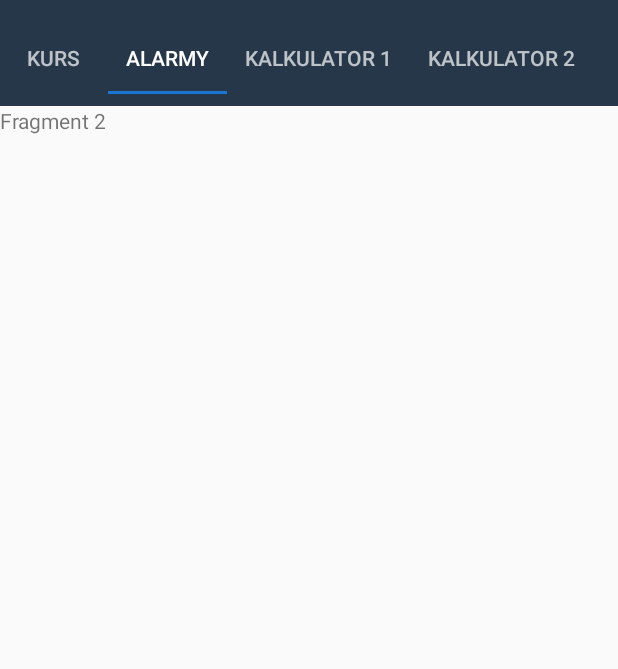
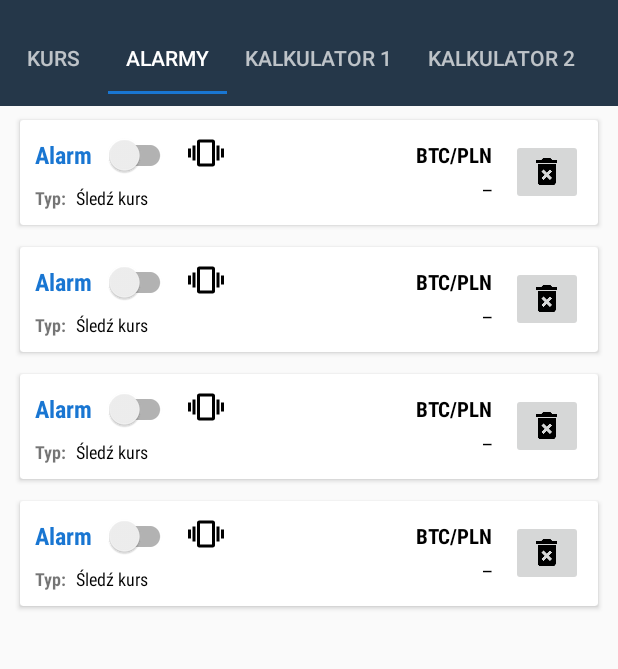
Before and after one commit to zemlarafal97/BitbayAlarm, an Android app: the screen it shows after launch (MainActivity), tab 2 chosen, on a phone screen of 412 x 824 dp, the part 62-731 px from its top. Run offline under Robolectric (Android 15) with nearby library versions, the phone set to English and light mode, and no system bars; our stand-ins replace Volley; network calls fail.

Commit message:
Alarms view and adapter implemented

```diff
--- /dev/null
+++ b/app/src/main/java/pl/rzemla/bitbayalarm/adapters/AlarmsAdapter.java
@@ -0,0 +1,50 @@
+package pl.rzemla.bitbayalarm.adapters;
+
+import android.content.Context;
+import android.support.annotation.NonNull;
+import android.support.v7.widget.RecyclerView;
+import android.view.LayoutInflater;
+import android.view.View;
+import android.view.ViewGroup;
+
+import com.example.bitbayalarm.R;
+
+import java.util.List;
+
+import pl.rzemla.bitbayalarm.other.Alarm;
+
+public class AlarmsAdapter extends RecyclerView.Adapter<AlarmsAdapter.MyViewHolder> {
+    private Context mContext;
+    private List<Alarm> alarmList;
+
+    public static class MyViewHolder extends RecyclerView.ViewHolder {
+
+        public MyViewHolder(View view) {
+            super(view);
+        }
+    }
+
+
+    public AlarmsAdapter(Context mContext, List<Alarm> alarmList) {
+        this.mContext = mContext;
+        this.alarmList = alarmList;
+    }
+
+
+    @NonNull
+    @Override
+    public AlarmsAdapter.MyViewHolder onCreateViewHolder(@NonNull ViewGroup parent, int viewType) {
+        View view = LayoutInflater.from(parent.getContext()).inflate(R.layout.alarm_card, parent, false);
+        return new MyViewHolder(view);
+    }
+
+    @Override
+    public void onBindViewHolder(@NonNull AlarmsAdapter.MyViewHolder myViewHolder, int i) {
+
+    }
+
+    @Override
+    public int getItemCount() {
+        return alarmList.size();
+    }
+}
--- a/app/src/main/java/pl/rzemla/bitbayalarm/adapters/CryptocurrenciesAdapter.java
+++ b/app/src/main/java/pl/rzemla/bitbayalarm/adapters/CryptocurrenciesAdapter.java
@@ -47,8 +47,6 @@ public class CryptocurrenciesAdapter extends RecyclerView.Adapter<Cryptocurrenci
     @Override
     public CryptocurrenciesAdapter.MyViewHolder onCreateViewHolder(@NonNull ViewGroup parent, int viewType) {
         View v = LayoutInflater.from(parent.getContext()).inflate(R.layout.cryptocurrency_row, parent, false);
-
-
         return new MyViewHolder(v);
 
     }
--- /dev/null
+++ b/app/src/main/java/pl/rzemla/bitbayalarm/enums/AlarmMode.java
@@ -0,0 +1,7 @@
+package pl.rzemla.bitbayalarm.enums;
+
+public enum AlarmMode {
+    RISE_ABOVE,
+    FALL_BELOW,
+    TRACK_RATE
+}
--- a/app/src/main/java/pl/rzemla/bitbayalarm/fragments/Tab1ExchangeRate.java
+++ b/app/src/main/java/pl/rzemla/bitbayalarm/fragments/Tab1ExchangeRate.java
@@ -8,9 +8,11 @@ import android.view.LayoutInflater;
 import android.view.View;
 import android.view.ViewGroup;
 import android.widget.Button;
+import android.widget.LinearLayout;
 import android.widget.TextView;
 
 import pl.rzemla.bitbayalarm.BitbayRequest;
+import pl.rzemla.bitbayalarm.Resources;
 import pl.rzemla.bitbayalarm.interfaces.AdapterClicker;
 import pl.rzemla.bitbayalarm.interfaces.ServerCallback;
 import pl.rzemla.bitbayalarm.VolleySingleton;
@@ -23,9 +25,12 @@ import pl.rzemla.bitbayalarm.other.Bitbay;
 import pl.rzemla.bitbayalarm.other.Cryptocurrency;
 
 import java.text.DateFormat;
+import java.text.DecimalFormat;
+import java.text.DecimalFormatSymbols;
 import java.text.SimpleDateFormat;
 import java.util.Calendar;
 import java.util.LinkedList;
+import java.util.Locale;
 
 
 public class Tab1ExchangeRate extends Fragment {
@@ -42,6 +47,19 @@ public class Tab1ExchangeRate extends Fragment {
     private TextView refreshTimeValueTV;
     private TextView exchangeDescrTV;
 
+    private LinearLayout plnLayout;
+    private LinearLayout eurLayout;
+    private LinearLayout usdLayout;
+    private LinearLayout btc2Layout;
+    private TextView plnTV;
+    private TextView usdTV;
+    private TextView eurTV;
+    private TextView btc2TV;
+
+    private String currentCryptocurrency = "BTC";
+    private String currentCurrency = "PLN";
+
+
     private RequestQueue mQueue;
 
     @Override
@@ -54,29 +72,27 @@ public class Tab1ExchangeRate extends Fragment {
 
         mQueue = VolleySingleton.getInstance(getActivity()).getRequestQueue();
 
-        refreshBtt.setOnClickListener(new View.OnClickListener() {
-            @Override
-            public void onClick(View v) {
+        setViewElementsClickListeners();
 
-                BitbayRequest.makeBitbayTickerRequest(mQueue, "BTC", "PLN", new ServerCallback() {
-
-                    @Override
-                    public void onSuccess(Bitbay bitbay) {
-                        lastValueTV.setText(String.valueOf(bitbay.getLast()));
-                        minValueTV.setText(String.valueOf(bitbay.getMin24h()));
-                        maxValueTV.setText(String.valueOf(bitbay.getMax24h()));
-                        volumeValueTV.setText(String.valueOf(bitbay.getVolume()));
-                        DateFormat dateFormat = new SimpleDateFormat("dd-MM-yyyy, HH:mm:ss");
-                        String date = dateFormat.format(Calendar.getInstance().getTime());
-                        refreshTimeValueTV.setText(date);
-
-                    }
-                });
+        switch (currentCurrency) {
+            case "PLN":
+                setCurrencyClicked(plnTV);
+                break;
+            case "USD":
+                setCurrencyClicked(usdTV);
+                break;
+            case "BTC":
+                setCurrencyClicked(btc2TV);
+                break;
+            case "EUR":
+                setCurrencyClicked(eurTV);
+                break;
+            default:
+                setCurrencyClicked(plnTV);
+        }
 
 
-            }
-        });
-
+        updateRatesViews();
 
         return rootView;
     }
@@ -89,6 +105,14 @@ public class Tab1ExchangeRate extends Fragment {
         minValueTV = rootView.findViewById(R.id.minValueTV);
         refreshTimeValueTV = rootView.findViewById(R.id.refreshTimeValueTV);
         exchangeDescrTV = rootView.findViewById(R.id.exchangeDescrTV);
+        plnLayout = rootView.findViewById(R.id.pln_layout);
+        eurLayout = rootView.findViewById(R.id.eur_layout);
+        usdLayout = rootView.findViewById(R.id.usd_layout);
+        btc2Layout = rootView.findViewById(R.id.btc_layout2);
+        plnTV = rootView.findViewById(R.id.plnTextView);
+        usdTV = rootView.findViewById(R.id.usdTextView);
+        eurTV = rootView.findViewById(R.id.eurTextView);
+        btc2TV = rootView.findViewById(R.id.btc2TextView);
     }
 
     private void initializeCryptocurrenciesRecyclerView(View rootView) {
@@ -116,12 +140,106 @@ public class Tab1ExchangeRate extends Fragment {
 
         mAdapter = new CryptocurrenciesAdapter(cryptocurrencyList, getActivity(), new AdapterClicker() {
             @Override
-            public void onClick(String cryptoname) {
-                System.out.println(cryptoname);
+            public void onClick(String cryptocurrency) {
+                currentCryptocurrency = cryptocurrency;
+                updateRatesViews();
             }
         });
         recyclerView.setAdapter(mAdapter);
     }
 
+    private void setViewElementsClickListeners() {
+        refreshBtt.setOnClickListener(new View.OnClickListener() {
+            @Override
+            public void onClick(View v) {
+                updateRatesViews();
+            }
+        });
+
+        plnLayout.setOnClickListener(new View.OnClickListener() {
+            @Override
+            public void onClick(View v) {
+                unclickCurrenciesLayouts();
+                setCurrencyClicked(plnTV);
+                currentCurrency = "PLN";
+            }
+        });
+
+        usdLayout.setOnClickListener(new View.OnClickListener() {
+            @Override
+            public void onClick(View v) {
+                unclickCurrenciesLayouts();
+                setCurrencyClicked(usdTV);
+                currentCurrency = "USD";
+            }
+        });
+
+        eurLayout.setOnClickListener(new View.OnClickListener() {
+            @Override
+            public void onClick(View v) {
+                unclickCurrenciesLayouts();
+                setCurrencyClicked(eurTV);
+                currentCurrency = "EUR";
+            }
+        });
+
+        btc2Layout.setOnClickListener(new View.OnClickListener() {
+            @Override
+            public void onClick(View v) {
+                unclickCurrenciesLayouts();
+                setCurrencyClicked(btc2TV);
+                currentCurrency = "BTC";
+            }
+        });
+    }
+
+    private void updateRatesViews() {
+        if (currentCurrency != currentCryptocurrency) {
+            BitbayRequest.makeBitbayTickerRequest(mQueue, currentCryptocurrency, currentCurrency, new ServerCallback() {
+
+                @Override
+                public void onSuccess(Bitbay bitbay) {
+                    String currencySymbol = Resources.getCurrencySymbol(currentCurrency);
+                    DecimalFormat df = new DecimalFormat("0.00", new DecimalFormatSymbols(Locale.US));
+                    df.setMaximumFractionDigits(10);
+
+                    lastValueTV.setText(String.valueOf(df.format(bitbay.getLast()) + currencySymbol));
+                    maxValueTV.setText(String.valueOf(df.format(bitbay.getMax24h()) + currencySymbol));
+                    minValueTV.setText(String.valueOf(df.format(bitbay.getMin24h()) + currencySymbol));
+                    df.setMaximumFractionDigits(4);
+                    volumeValueTV.setText(String.valueOf(df.format(bitbay.getVolume())));
+                    DateFormat dateFormat = new SimpleDateFormat("dd-MM-yyyy, HH:mm:ss");
+                    String date = dateFormat.format(Calendar.getInstance().getTime());
+                    refreshTimeValueTV.setText(date);
+
+                    String stringBuilder = getString(R.string.Exchange_rate) +
+                            " " +
+                            currentCryptocurrency +
+                            " " +
+                            getString(R.string.dash) +
+                            " " +
+                            currentCurrency;
+                    exchangeDescrTV.setText(stringBuilder);
+
+
+                }
+            });
+        }
+    }
+
+    private void unclickCurrenciesLayouts() {
+        double dpToPx = getActivity().getResources().getDisplayMetrics().density;
+        plnTV.setPadding(0, 0, 0, (int) (dpToPx * 6));
+        usdTV.setPadding(0, 0, 0, (int) (dpToPx * 6));
+        eurTV.setPadding(0, 0, 0, (int) (dpToPx * 6));
+        btc2TV.setPadding(0, 0, 0, (int) (dpToPx * 6));
+    }
+
+    private void setCurrencyClicked(View view) {
+        double dpToPx = getActivity().getResources().getDisplayMetrics().density;
+        view.setPadding(0, 0, 0, (int) (dpToPx * 18));
+        updateRatesViews();
+    }
+
 
 }
--- a/app/src/main/java/pl/rzemla/bitbayalarm/fragments/Tab2Alarms.java
+++ b/app/src/main/java/pl/rzemla/bitbayalarm/fragments/Tab2Alarms.java
@@ -2,14 +2,29 @@ package pl.rzemla.bitbayalarm.fragments;
 
 import android.os.Bundle;
 import android.support.v4.app.Fragment;
+import android.support.v7.widget.LinearLayoutManager;
+import android.support.v7.widget.RecyclerView;
 import android.view.LayoutInflater;
 import android.view.View;
 import android.view.ViewGroup;
 
 import com.example.bitbayalarm.R;
 
+import java.util.ArrayList;
+import java.util.List;
+
+import pl.rzemla.bitbayalarm.adapters.AlarmsAdapter;
+import pl.rzemla.bitbayalarm.enums.AlarmMode;
+import pl.rzemla.bitbayalarm.other.Alarm;
+
 
 public class Tab2Alarms extends Fragment {
+
+    private RecyclerView recyclerView;
+    private AlarmsAdapter alarmsAdapter;
+    private LinearLayoutManager layoutManager;
+    private List<Alarm> alarmList;
+
 
 
     @Override
@@ -17,9 +32,26 @@ public class Tab2Alarms extends Fragment {
                              Bundle savedInstanceState) {
         View rootView = inflater.inflate(R.layout.fragment_tab2, container, false);
 
+        alarmList = new ArrayList<>();
+        alarmList.add(new Alarm("PLN","BTC",false,0,null, AlarmMode.FALL_BELOW));
+        alarmList.add(new Alarm("PLN","BTC",false,0,null, AlarmMode.FALL_BELOW));
+        alarmList.add(new Alarm("PLN","BTC",false,0,null, AlarmMode.FALL_BELOW));
+        alarmList.add(new Alarm("PLN","BTC",false,0,null, AlarmMode.FALL_BELOW));
+
+        initializeRecyclerView(rootView);
 
         return rootView;
     }
 
 
+
+    private void initializeRecyclerView(View view) {
+        recyclerView = view.findViewById(R.id.alarms_recycler_view);
+        alarmsAdapter = new AlarmsAdapter(getActivity(),alarmList);
+        layoutManager = new LinearLayoutManager(getActivity());
+        recyclerView.setLayoutManager(layoutManager);
+        recyclerView.setAdapter(alarmsAdapter);
+    }
+
+
 }
--- a/app/src/main/java/pl/rzemla/bitbayalarm/interfaces/AdapterClicker.java
+++ b/app/src/main/java/pl/rzemla/bitbayalarm/interfaces/AdapterClicker.java
@@ -2,5 +2,5 @@ package pl.rzemla.bitbayalarm.interfaces;
 
 
 public interface AdapterClicker {
-    void onClick(String cryptoname);
+    void onClick(String cryptocurrency);
 }
--- /dev/null
+++ b/app/src/main/java/pl/rzemla/bitbayalarm/other/Alarm.java
@@ -0,0 +1,69 @@
+package pl.rzemla.bitbayalarm.other;
+
+import pl.rzemla.bitbayalarm.enums.AlarmMode;
+
+public class Alarm {
+    private String currency;
+    private String cryptoCurrency;
+    private boolean running;
+    private double value;
+    private Song song;
+    private AlarmMode alarmMode;
+
+    public Alarm(String currency, String cryptoCurrency, boolean running, double value, Song song, AlarmMode alarmMode) {
+        this.currency = currency;
+        this.cryptoCurrency = cryptoCurrency;
+        this.running = running;
+        this.value = value;
+        this.song = song;
+        this.alarmMode = alarmMode;
+    }
+
+    public String getCurrency() {
+        return currency;
+    }
+
+    public void setCurrency(String currency) {
+        this.currency = currency;
+    }
+
+    public String getCryptoCurrency() {
+        return cryptoCurrency;
+    }
+
+    public void setCryptoCurrency(String cryptoCurrency) {
+        this.cryptoCurrency = cryptoCurrency;
+    }
+
+    public boolean isRunning() {
+        return running;
+    }
+
+    public void setRunning(boolean running) {
+        this.running = running;
+    }
+
+    public double getValue() {
+        return value;
+    }
+
+    public void setValue(double value) {
+        this.value = value;
+    }
+
+    public Song getSong() {
+        return song;
+    }
+
+    public void setSong(Song song) {
+        this.song = song;
+    }
+
+    public AlarmMode getAlarmMode() {
+        return alarmMode;
+    }
+
+    public void setAlarmMode(AlarmMode alarmMode) {
+        this.alarmMode = alarmMode;
+    }
+}
--- /dev/null
+++ b/app/src/main/res/layout/alarm_card.xml
@@ -0,0 +1,134 @@
+<?xml version="1.0" encoding="utf-8"?>
+
+<LinearLayout xmlns:android="http://schemas.android.com/apk/res/android"
+    xmlns:card_view="http://schemas.android.com/apk/res-auto"
+    android:layout_width="match_parent"
+    android:layout_height="wrap_content"
+    android:layout_marginLeft="8dp"
+    android:layout_marginTop="4dp"
+    android:layout_marginRight="8dp"
+    android:background="?android:attr/selectableItemBackground"
+    android:clickable="true"
+    android:focusable="true">
+
+    <android.support.v7.widget.CardView
+        android:id="@+id/card_view1"
+        android:layout_width="match_parent"
+        android:layout_height="wrap_content"
+        android:layout_gravity="center"
+        android:layout_margin="5dp"
+        card_view:cardCornerRadius="2dp">
+
+        <RelativeLayout
+            android:layout_width="match_parent"
+            android:layout_height="match_parent"
+            android:padding="10dp">
+
+            <LinearLayout
+                android:id="@+id/alarm_linear_layout"
+                android:layout_width="wrap_content"
+                android:layout_height="wrap_content"
+                android:orientation="horizontal">
+
+                <TextView
+                    android:id="@+id/alarmTV"
+                    android:layout_width="wrap_content"
+                    android:layout_height="wrap_content"
+                    android:fontFamily="sans-serif-condensed"
+                    android:text="@string/Alarm_title"
+                    android:textColor="@color/colorAccent"
+                    android:textSize="16sp"
+                    android:textStyle="bold" />
+
+                <android.support.v7.widget.SwitchCompat
+                    android:id="@+id/alarmSwitch"
+                    android:layout_width="wrap_content"
+                    android:layout_height="wrap_content"
+                    android:paddingLeft="8dp" />
+
+                <ImageView
+                    android:id="@+id/vibrationImageView"
+                    android:layout_width="wrap_content"
+                    android:layout_height="wrap_content"
+                    android:paddingLeft="8dp"
+                    android:src="@drawable/ic_vibration_black_24dp" />
+            </LinearLayout>
+
+            <LinearLayout
+                android:layout_width="wrap_content"
+                android:layout_height="wrap_content"
+                android:layout_centerVertical="true"
+                android:layout_marginEnd="12dp"
+                android:layout_marginRight="12dp"
+                android:layout_toStartOf="@id/imageButtonDelete"
+                android:layout_toLeftOf="@+id/imageButtonDelete"
+                android:orientation="vertical">
+
+                <TextView
+                    android:id="@+id/currenciesTV"
+                    android:layout_width="wrap_content"
+                    android:layout_height="wrap_content"
+                    android:fontFamily="sans-serif-condensed"
+                    android:paddingBottom="4dp"
+                    android:text="BTC/PLN"
+                    android:textColor="@android:color/black"
+                    android:textSize="14sp"
+                    android:textStyle="bold" />
+
+                <TextView
+                    android:id="@+id/valueTV"
+                    android:layout_width="wrap_content"
+                    android:layout_height="wrap_content"
+                    android:layout_gravity="right"
+                    android:fontFamily="sans-serif-condensed"
+                    android:text="@string/dash"
+                    android:textColor="@android:color/black"
+                    android:textSize="14sp" />
+
+            </LinearLayout>
+
+
+            <LinearLayout
+                android:layout_width="wrap_content"
+                android:layout_height="wrap_content"
+                android:layout_below="@id/alarm_linear_layout"
+                android:orientation="horizontal"
+                android:paddingTop="6dp">
+
+                <TextView
+                    android:id="@+id/alarmTypeTV"
+                    android:layout_width="wrap_content"
+                    android:layout_height="wrap_content"
+                    android:fontFamily="sans-serif-condensed"
+                    android:text="@string/Type"
+                    android:textSize="12sp"
+                    android:textStyle="bold" />
+
+                <TextView
+                    android:id="@+id/alarmTypeValueTV"
+                    android:layout_width="wrap_content"
+                    android:layout_height="wrap_content"
+                    android:layout_marginStart="6dp"
+                    android:layout_marginLeft="6dp"
+                    android:fontFamily="sans-serif-condensed"
+                    android:text="Śledź kurs"
+                    android:textColor="@android:color/black"
+                    android:textSize="12sp" />
+
+
+            </LinearLayout>
+
+
+            <ImageButton
+                android:id="@+id/imageButtonDelete"
+                android:layout_width="wrap_content"
+                android:layout_height="wrap_content"
+                android:layout_alignParentEnd="true"
+                android:layout_alignParentRight="true"
+                android:layout_centerVertical="true"
+                android:src="@drawable/ic_delete_forever_black_24dp" />
+
+        </RelativeLayout>
+
+    </android.support.v7.widget.CardView>
+</LinearLayout>
--- a/app/src/main/res/layout/fragment_tab2.xml
+++ b/app/src/main/res/layout/fragment_tab2.xml
@@ -1,9 +1,15 @@
 <?xml version="1.0" encoding="utf-8"?>
-<RelativeLayout xmlns:android="http://schemas.android.com/apk/res/android"
-    android:orientation="vertical" android:layout_width="match_parent"
-    android:layout_height="match_parent">
-    <TextView
+<LinearLayout xmlns:android="http://schemas.android.com/apk/res/android"
+    android:layout_width="match_parent"
+    android:layout_height="match_parent"
+    android:orientation="vertical">
+
+    <android.support.v7.widget.RecyclerView
+        android:id="@+id/alarms_recycler_view"
         android:layout_width="match_parent"
         android:layout_height="wrap_content"
-        android:text="Fragment 2"/>
-</RelativeLayout>
+        android:clipToPadding="false"
+        android:scrollbars="vertical" />
+
+
+</LinearLayout>
```
Also changed, not shown: app/src/main/java/pl/rzemla/bitbayalarm/BitbayRequest.java (+3 -6 lines), app/src/main/java/pl/rzemla/bitbayalarm/other/Song.java (added, +37 -0 lines).
